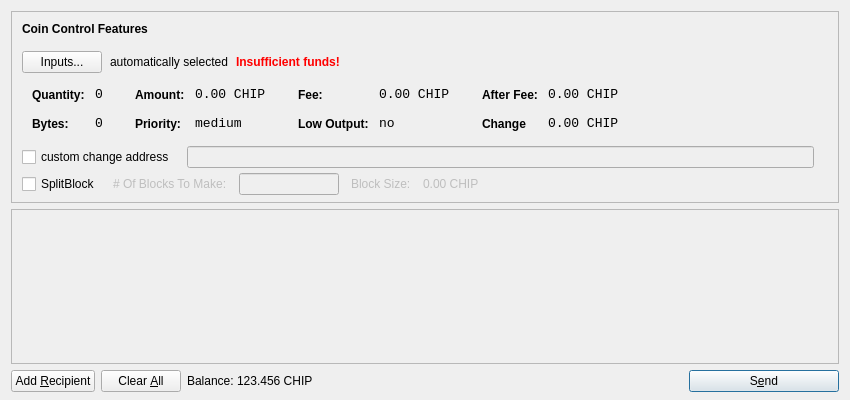
Before: the Qt Designer form src/qt/forms/sendcoinsdialog.ui in BlockPioneers/chipcoin_old_x11_pos, drawn with Qt 5.
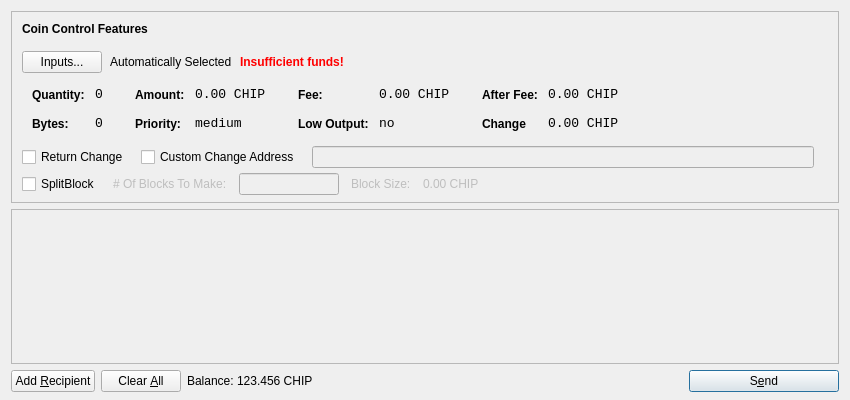
After: the same form once the commit is applied. Icons and pictures are not drawn.

Patch:
```diff
--- a/src/qt/forms/sendcoinsdialog.ui
+++ b/src/qt/forms/sendcoinsdialog.ui
@@ -114,7 +114,7 @@
           <item>
            <widget class="QLabel" name="labelCoinControlAutomaticallySelected">
             <property name="text">
-             <string>automatically selected</string>
+             <string>Automatically Selected</string>
             </property>
             <property name="margin">
              <number>5</number>
@@ -543,7 +543,7 @@
          </widget>
         </item>
         <item>
-         <layout class="QHBoxLayout" name="horizontalLayoutCoinControl4" stretch="0,0,0">
+         <layout class="QHBoxLayout" name="horizontalLayoutCoinControl4" stretch="0,0,0,0">
           <property name="spacing">
            <number>12</number>
           </property>
@@ -556,10 +556,17 @@
           <property name="rightMargin">
            <number>5</number>
           </property>
+		  <item> 
+		   <widget class="QCheckBox" name="returnChangeCheckBox">
+ 		    <property name="text">
+ 		     <string>Return Change</string>
+ 		    </property>
+ 		   </widget>
+ 		  </item>		  
           <item>
            <widget class="QCheckBox" name="checkBoxCoinControlChange">
             <property name="text">
-             <string>custom change address</string>
+             <string>Custom Change Address</string>
             </property>
            </widget>
           </item>
```
Left out of the diff: 2 changed lines with no effect on the pictures. Lines whose indentation alone changed are shown as unchanged.
